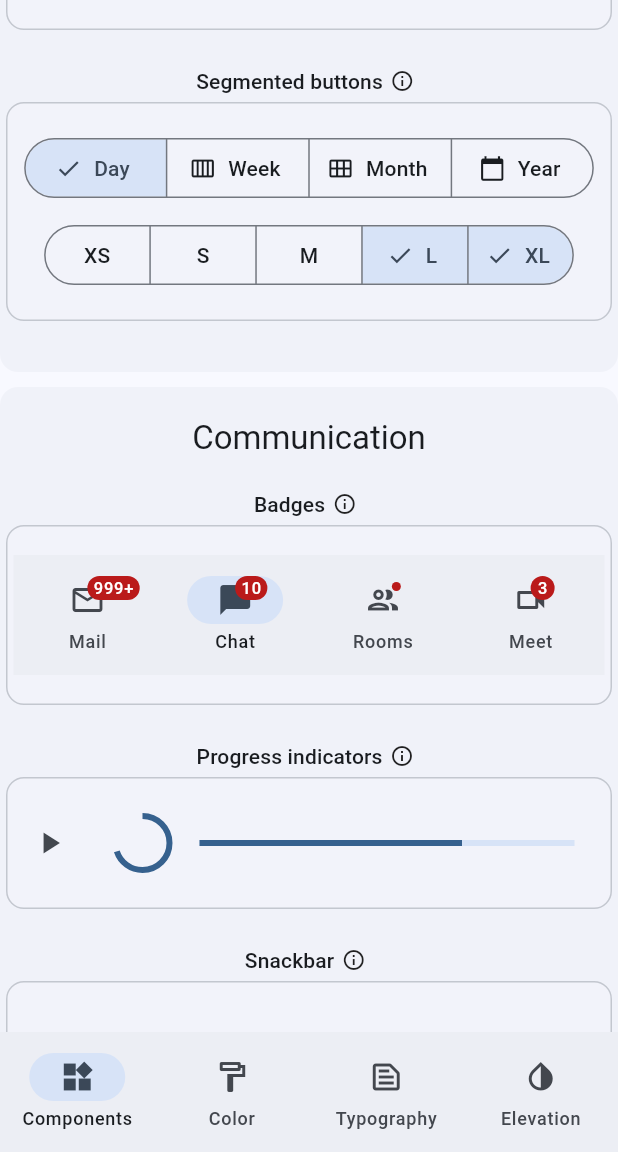
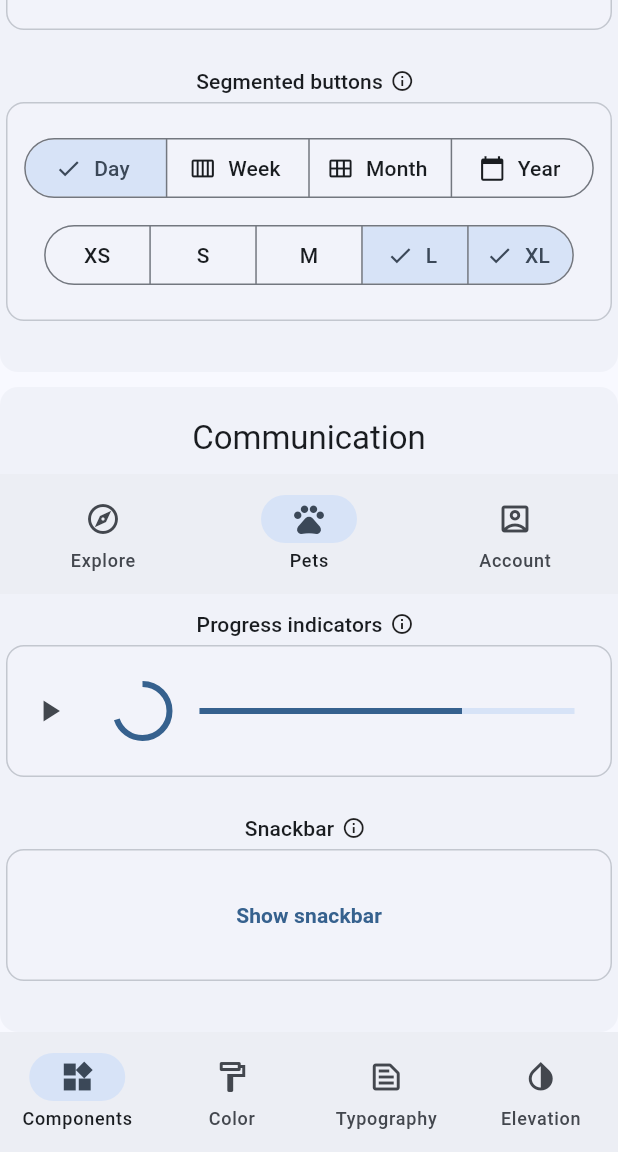
Before and after one commit to joda01/imagec_gui, a Flutter app: the screen it shows after launch, scrolled down 770 dp, on a phone screen of 412 x 824 dp, the part 84-1236 px from its top. Run offline on Flutter 3.47's test engine with Material 2 defaults, Android fonts, the phone set to English and light mode, and no system bars.

Commit message:
chore: Added nav builder

```diff
--- a/lib/home.dart
+++ b/lib/home.dart
@@ -4,9 +4,40 @@
 
 import 'package:flutter/material.dart';
 
+import 'navbar_builder.dart';
 import 'screen_main.dart';
 import 'screen_analyze.dart';
 import 'constants.dart';
+
+
+const List<NavigationDestination> appBarDestinations = [
+  NavigationDestination(
+    tooltip: '',
+    icon: Icon(Icons.widgets_outlined),
+    label: 'Components',
+    selectedIcon: Icon(Icons.widgets),
+  ),
+  NavigationDestination(
+    tooltip: '',
+    icon: Icon(Icons.format_paint_outlined),
+    label: 'Color',
+    selectedIcon: Icon(Icons.format_paint),
+  ),
+  NavigationDestination(
+    tooltip: '',
+    icon: Icon(Icons.text_snippet_outlined),
+    label: 'Typography',
+    selectedIcon: Icon(Icons.text_snippet),
+  ),
+  NavigationDestination(
+    tooltip: '',
+    icon: Icon(Icons.invert_colors_on_outlined),
+    label: 'Elevation',
+    selectedIcon: Icon(Icons.opacity),
+  )
+];
+
+
 
 class Home extends StatefulWidget {
   const Home({
@@ -192,7 +223,7 @@ class _HomeState extends State<Home> with SingleTickerProviderStateMixin {
               });
             },
             selectedIndex: screenIndex,
-            isExampleBar: false,
+            destinations: appBarDestinations,
           ),
         );
       },
--- /dev/null
+++ b/lib/navbar_builder.dart
@@ -0,0 +1,144 @@
+import 'package:flutter/material.dart';
+import 'package:flutter/rendering.dart';
+import 'package:flutter/services.dart';
+
+
+const double widthConstraint = 450;
+const smallSpacing = 10.0;
+
+class NavigationBars extends StatefulWidget {
+  const NavigationBars(
+      {super.key,
+      this.onSelectItem,
+      required this.selectedIndex,
+      this.useAutofocus = true,
+      required this.destinations});
+
+  final void Function(int)? onSelectItem;
+  final int selectedIndex;
+  final List<Widget> destinations;
+  final bool useAutofocus;
+
+  @override
+  State<NavigationBars> createState() => _NavigationBarsState();
+}
+
+class _NavigationBarsState extends State<NavigationBars> {
+  late int selectedIndex;
+
+  @override
+  void initState() {
+    super.initState();
+    selectedIndex = widget.selectedIndex;
+  }
+
+  @override
+  void didUpdateWidget(covariant NavigationBars oldWidget) {
+    super.didUpdateWidget(oldWidget);
+    if (widget.selectedIndex != oldWidget.selectedIndex) {
+      selectedIndex = widget.selectedIndex;
+    }
+  }
+
+  @override
+  Widget build(BuildContext context) {
+    // App NavigationBar should get first focus.
+    Widget navigationBar = Focus(
+      autofocus: widget.useAutofocus,
+      child: NavigationBar(
+          selectedIndex: selectedIndex,
+          onDestinationSelected: (index) {
+            setState(() {
+              selectedIndex = index;
+            });
+            widget.onSelectItem!(index);
+          },
+          destinations: widget.destinations),
+    );
+
+    /*navigationBar = ComponentDecoration(
+        label: 'Badges',
+        tooltipMessage: 'Use Badge or Badge.count',
+        child: navigationBar);*/
+
+    return navigationBar;
+  }
+}
+
+class ComponentDecoration extends StatefulWidget {
+  const ComponentDecoration({
+    super.key,
+    required this.label,
+    required this.child,
+    this.tooltipMessage = '',
+  });
+
+  final String label;
+  final Widget child;
+  final String? tooltipMessage;
+
+  @override
+  State<ComponentDecoration> createState() => _ComponentDecorationState();
+}
+
+class _ComponentDecorationState extends State<ComponentDecoration> {
+  final focusNode = FocusNode();
+
+  @override
+  Widget build(BuildContext context) {
+    return RepaintBoundary(
+      child: Padding(
+        padding: const EdgeInsets.symmetric(vertical: smallSpacing),
+        child: Column(
+          children: [
+            Row(
+              mainAxisAlignment: MainAxisAlignment.center,
+              children: [
+                Text(widget.label,
+                    style: Theme.of(context).textTheme.titleSmall),
+                Tooltip(
+                  message: widget.tooltipMessage,
+                  child: const Padding(
+                      padding: EdgeInsets.symmetric(horizontal: 5.0),
+                      child: Icon(Icons.info_outline, size: 16)),
+                ),
+              ],
+            ),
+            ConstrainedBox(
+              constraints:
+                  const BoxConstraints.tightFor(width: widthConstraint),
+              // Tapping within the a component card should request focus
+              // for that component's children.
+              child: Focus(
+                focusNode: focusNode,
+                canRequestFocus: true,
+                child: GestureDetector(
+                  onTapDown: (_) {
+                    focusNode.requestFocus();
+                  },
+                  behavior: HitTestBehavior.opaque,
+                  child: Card(
+                    elevation: 0,
+                    shape: RoundedRectangleBorder(
+                      side: BorderSide(
+                        color: Theme.of(context).colorScheme.outlineVariant,
+                      ),
+                      borderRadius: const BorderRadius.all(Radius.circular(12)),
+                    ),
+                    child: Padding(
+                      padding: const EdgeInsets.symmetric(
+                          horizontal: 5.0, vertical: 20.0),
+                      child: Center(
+                        child: widget.child,
+                      ),
+                    ),
+                  ),
+                ),
+              ),
+            ),
+          ],
+        ),
+      ),
+    );
+  }
+}
--- a/lib/screen_main.dart
+++ b/lib/screen_main.dart
@@ -5,13 +5,14 @@
 import 'package:flutter/material.dart';
 import 'package:flutter/rendering.dart';
 import 'package:flutter/services.dart';
+
+import 'navbar_builder.dart';
 
 const rowDivider = SizedBox(width: 20);
 const colDivider = SizedBox(height: 10);
 const tinySpacing = 3.0;
 const smallSpacing = 10.0;
 const double cardWidth = 115;
-const double widthConstraint = 450;
 
 class FirstComponentList extends StatelessWidget {
   const FirstComponentList({
@@ -225,8 +226,7 @@ class Communication extends StatelessWidget {
     return const ComponentGroupDecoration(label: 'Communication', children: [
       NavigationBars(
         selectedIndex: 1,
-        isExampleBar: true,
-        isBadgeExample: true,
+        destinations: exampleBarDestinations,
       ),
       ProgressIndicators(),
       SnackBarSection(),
@@ -261,7 +261,7 @@ class Navigation extends StatelessWidget {
       const BottomAppBars(),
       const NavigationBars(
         selectedIndex: 0,
-        isExampleBar: true,
+        destinations: exampleBarDestinations,
       ),
       NavigationDrawers(scaffoldKey: scaffoldKey),
       const NavigationRails(),
@@ -1061,32 +1061,7 @@ class _ProgressIndicatorsState extends State<ProgressIndicators> {
   }
 }
 
-const List<NavigationDestination> appBarDestinations = [
-  NavigationDestination(
-    tooltip: '',
-    icon: Icon(Icons.widgets_outlined),
-    label: 'Components',
-    selectedIcon: Icon(Icons.widgets),
-  ),
-  NavigationDestination(
-    tooltip: '',
-    icon: Icon(Icons.format_paint_outlined),
-    label: 'Color',
-    selectedIcon: Icon(Icons.format_paint),
-  ),
-  NavigationDestination(
-    tooltip: '',
-    icon: Icon(Icons.text_snippet_outlined),
-    label: 'Typography',
-    selectedIcon: Icon(Icons.text_snippet),
-  ),
-  NavigationDestination(
-    tooltip: '',
-    icon: Icon(Icons.invert_colors_on_outlined),
-    label: 'Elevation',
-    selectedIcon: Icon(Icons.opacity),
-  )
-];
+
 
 const List<Widget> exampleBarDestinations = [
   NavigationDestination(
@@ -1136,77 +1111,7 @@ List<Widget> barWithBadgeDestinations = [
   )
 ];
 
-class NavigationBars extends StatefulWidget {
-  const NavigationBars({
-    super.key,
-    this.onSelectItem,
-    required this.selectedIndex,
-    required this.isExampleBar,
-    this.isBadgeExample = false,
-  });
-
-  final void Function(int)? onSelectItem;
-  final int selectedIndex;
-  final bool isExampleBar;
-  final bool isBadgeExample;
-
-  @override
-  State<NavigationBars> createState() => _NavigationBarsState();
-}
-
-class _NavigationBarsState extends State<NavigationBars> {
-  late int selectedIndex;
-
-  @override
-  void initState() {
-    super.initState();
-    selectedIndex = widget.selectedIndex;
-  }
-
-  @override
-  void didUpdateWidget(covariant NavigationBars oldWidget) {
-    super.didUpdateWidget(oldWidget);
-    if (widget.selectedIndex != oldWidget.selectedIndex) {
-      selectedIndex = widget.selectedIndex;
-    }
-  }
-
-  @override
-  Widget build(BuildContext context) {
-    // App NavigationBar should get first focus.
-    Widget navigationBar = Focus(
-      autofocus: !(widget.isExampleBar || widget.isBadgeExample),
-      child: NavigationBar(
-        selectedIndex: selectedIndex,
-        onDestinationSelected: (index) {
-          setState(() {
-            selectedIndex = index;
-          });
-          if (!widget.isExampleBar) widget.onSelectItem!(index);
-        },
-        destinations: widget.isExampleBar && widget.isBadgeExample
-            ? barWithBadgeDestinations
-            : widget.isExampleBar
-                ? exampleBarDestinations
-                : appBarDestinations,
-      ),
-    );
-
-    if (widget.isExampleBar && widget.isBadgeExample) {
-      navigationBar = ComponentDecoration(
-          label: 'Badges',
-          tooltipMessage: 'Use Badge or Badge.count',
-          child: navigationBar);
-    } else if (widget.isExampleBar) {
-      navigationBar = ComponentDecoration(
-          label: 'Navigation bar',
-          tooltipMessage: 'Use NavigationBar',
-          child: navigationBar);
-    }
-
-    return navigationBar;
-  }
-}
+
 
 class IconToggleButtons extends StatefulWidget {
   const IconToggleButtons({super.key});
@@ -2414,83 +2319,7 @@ class _SearchAnchorsState extends State<SearchAnchors> {
   }
 }
 
-class ComponentDecoration extends StatefulWidget {
-  const ComponentDecoration({
-    super.key,
-    required this.label,
-    required this.child,
-    this.tooltipMessage = '',
-  });
-
-  final String label;
-  final Widget child;
-  final String? tooltipMessage;
-
-  @override
-  State<ComponentDecoration> createState() => _ComponentDecorationState();
-}
-
-class _ComponentDecorationState extends State<ComponentDecoration> {
-  final focusNode = FocusNode();
-
-  @override
-  Widget build(BuildContext context) {
-    return RepaintBoundary(
-      child: Padding(
-        padding: const EdgeInsets.symmetric(vertical: smallSpacing),
-        child: Column(
-          children: [
-            Row(
-              mainAxisAlignment: MainAxisAlignment.center,
-              children: [
-                Text(widget.label,
-                    style: Theme.of(context).textTheme.titleSmall),
-                Tooltip(
-                  message: widget.tooltipMessage,
-                  child: const Padding(
-                      padding: EdgeInsets.symmetric(horizontal: 5.0),
-                      child: Icon(Icons.info_outline, size: 16)),
-                ),
-              ],
-            ),
-            ConstrainedBox(
-              constraints:
-                  const BoxConstraints.tightFor(width: widthConstraint),
-              // Tapping within the a component card should request focus
-              // for that component's children.
-              child: Focus(
-                focusNode: focusNode,
-                canRequestFocus: true,
-                child: GestureDetector(
-                  onTapDown: (_) {
-                    focusNode.requestFocus();
-                  },
-                  behavior: HitTestBehavior.opaque,
-                  child: Card(
-                    elevation: 0,
-                    shape: RoundedRectangleBorder(
-                      side: BorderSide(
-                        color: Theme.of(context).colorScheme.outlineVariant,
-                      ),
-                      borderRadius: const BorderRadius.all(Radius.circular(12)),
-                    ),
-                    child: Padding(
-                      padding: const EdgeInsets.symmetric(
-                          horizontal: 5.0, vertical: 20.0),
-                      child: Center(
-                        child: widget.child,
-                      ),
-                    ),
-                  ),
-                ),
-              ),
-            ),
-          ],
-        ),
-      ),
-    );
-  }
-}
+
 
 class ComponentGroupDecoration extends StatelessWidget {
   const ComponentGroupDecoration(
```
